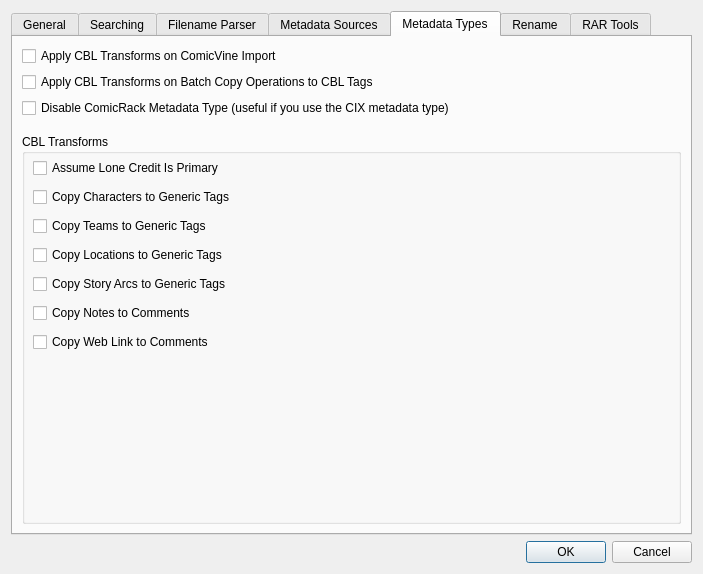
This is comictaggerlib/ui/settingswindow.ui in comictagger/comictagger as Qt 5 draws it before an edit. The edited form follows.
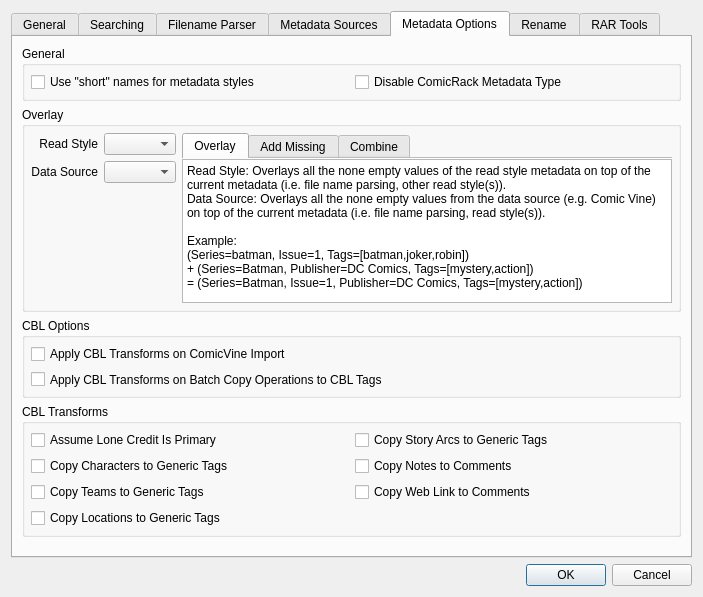
This is the edited form. The open tabs and pages were chosen to show the change.

Commit message: Add OverlayMode options for read style and data source

```diff
--- a/comictaggerlib/ui/settingswindow.ui
+++ b/comictaggerlib/ui/settingswindow.ui
@@ -7,7 +7,7 @@
     <x>0</x>
     <y>0</y>
     <width>703</width>
-    <height>574</height>
+    <height>597</height>
    </rect>
   </property>
   <property name="windowTitle">
@@ -48,43 +48,7 @@
               </property>
              </widget>
             </item>
-            <item row="1" column="0">
-             <widget class="QCheckBox" name="cbxShortMetadataNames">
-              <property name="toolTip">
-               <string>Use the short name for the metadata styles (CBI, CR, etc.)</string>
-              </property>
-              <property name="text">
-               <string>Use &quot;short&quot; names for metadata styles</string>
-              </property>
-             </widget>
-            </item>
-            <item row="3" column="0">
-             <widget class="QPushButton" name="btnResetSettings">
-              <property name="sizePolicy">
-               <sizepolicy hsizetype="Maximum" vsizetype="Fixed">
-                <horstretch>0</horstretch>
-                <verstretch>0</verstretch>
-               </sizepolicy>
-              </property>
-              <property name="text">
-               <string>Default Settings</string>
-              </property>
-             </widget>
-            </item>
-            <item row="4" column="0">
-             <widget class="QPushButton" name="btnClearCache">
-              <property name="sizePolicy">
-               <sizepolicy hsizetype="Maximum" vsizetype="Fixed">
-                <horstretch>0</horstretch>
-                <verstretch>0</verstretch>
-               </sizepolicy>
-              </property>
-              <property name="text">
-               <string>Clear Cache</string>
-              </property>
-             </widget>
-            </item>
-            <item row="3" column="1">
+            <item row="2" column="1">
              <widget class="QLabel" name="lblDefaultSettings">
               <property name="sizePolicy">
                <sizepolicy hsizetype="Expanding" vsizetype="Expanding">
@@ -429,17 +393,122 @@
        </widget>
        <widget class="QWidget" name="tMDType">
         <attribute name="title">
-         <string>Metadata Types</string>
+         <string>Metadata Options</string>
         </attribute>
         <layout class="QGridLayout" name="gridLayout_6">
-         <item row="1" column="0">
-          <widget class="QCheckBox" name="cbxApplyCBLTransformOnBatchOperation">
-           <property name="text">
-            <string>Apply CBL Transforms on Batch Copy Operations to CBL Tags</string>
+         <item row="0" column="0" rowspan="4">
+          <widget class="QGroupBox" name="groupBox_5">
+           <property name="sizePolicy">
+            <sizepolicy hsizetype="Preferred" vsizetype="Preferred">
+             <horstretch>0</horstretch>
+             <verstretch>0</verstretch>
+            </sizepolicy>
            </property>
+           <property name="minimumSize">
+            <size>
+             <width>0</width>
+             <height>0</height>
+            </size>
+           </property>
+           <property name="title">
+            <string>General</string>
+           </property>
+           <layout class="QGridLayout" name="gridLayout_7">
+            <property name="leftMargin">
+             <number>6</number>
+            </property>
+            <property name="topMargin">
+             <number>6</number>
+            </property>
+            <property name="rightMargin">
+             <number>6</number>
+            </property>
+            <property name="bottomMargin">
+             <number>6</number>
+            </property>
+            <property name="spacing">
+             <number>6</number>
+            </property>
+            <item row="0" column="0">
+             <widget class="QCheckBox" name="cbxShortMetadataNames">
+              <property name="sizePolicy">
+               <sizepolicy hsizetype="Minimum" vsizetype="Fixed">
+                <horstretch>0</horstretch>
+                <verstretch>0</verstretch>
+               </sizepolicy>
+              </property>
+              <property name="toolTip">
+               <string>Use the short name for the metadata styles (CBI, CR, etc.)</string>
+              </property>
+              <property name="text">
+               <string>Use &quot;short&quot; names for metadata styles</string>
+              </property>
+             </widget>
+            </item>
+            <item row="0" column="1">
+             <widget class="QCheckBox" name="cbxDisableCR">
+              <property name="toolTip">
+               <string>Useful if you use the CIX metadata type</string>
+              </property>
+              <property name="text">
+               <string>Disable ComicRack Metadata Type</string>
+              </property>
+             </widget>
+            </item>
+           </layout>
           </widget>
          </item>
-         <item row="4" column="0">
+         <item row="5" column="0" rowspan="2">
+          <widget class="QGroupBox" name="groupBox_4">
+           <property name="sizePolicy">
+            <sizepolicy hsizetype="Preferred" vsizetype="Preferred">
+             <horstretch>0</horstretch>
+             <verstretch>0</verstretch>
+            </sizepolicy>
+           </property>
+           <property name="minimumSize">
+            <size>
+             <width>0</width>
+             <height>80</height>
+            </size>
+           </property>
+           <property name="title">
+            <string>CBL Options</string>
+           </property>
+           <layout class="QVBoxLayout" name="verticalLayout_11">
+            <property name="spacing">
+             <number>6</number>
+            </property>
+            <property name="leftMargin">
+             <number>6</number>
+            </property>
+            <property name="topMargin">
+             <number>6</number>
+            </property>
+            <property name="rightMargin">
+             <number>6</number>
+            </property>
+            <property name="bottomMargin">
+             <number>6</number>
+            </property>
+            <item>
+             <widget class="QCheckBox" name="cbxApplyCBLTransformOnCVIMport">
+              <property name="text">
+               <string>Apply CBL Transforms on ComicVine Import</string>
+              </property>
+             </widget>
+            </item>
+            <item>
+             <widget class="QCheckBox" name="cbxApplyCBLTransformOnBatchOperation">
+              <property name="text">
+               <string>Apply CBL Transforms on Batch Copy Operations to CBL Tags</string>
+              </property>
+             </widget>
+            </item>
+           </layout>
+          </widget>
+         </item>
+         <item row="7" column="0">
           <widget class="QGroupBox" name="groupBox">
            <property name="sizePolicy">
             <sizepolicy hsizetype="Preferred" vsizetype="MinimumExpanding">
@@ -450,99 +519,347 @@
            <property name="title">
             <string>CBL Transforms</string>
            </property>
-           <widget class="QWidget" name="layoutWidget">
-            <property name="geometry">
-             <rect>
-              <x>11</x>
-              <y>21</y>
-              <width>251</width>
-              <height>206</height>
-             </rect>
+           <layout class="QGridLayout" name="gridLayout_9">
+            <property name="leftMargin">
+             <number>6</number>
             </property>
-            <layout class="QGridLayout" name="gridLayout_7">
-             <item row="3" column="0">
-              <widget class="QCheckBox" name="cbxCopyLocationsToTags">
-               <property name="text">
-                <string>Copy Locations to Generic Tags</string>
+            <property name="topMargin">
+             <number>6</number>
+            </property>
+            <property name="rightMargin">
+             <number>6</number>
+            </property>
+            <property name="bottomMargin">
+             <number>6</number>
+            </property>
+            <property name="spacing">
+             <number>6</number>
+            </property>
+            <item row="1" column="1">
+             <widget class="QCheckBox" name="cbxCopyNotesToComments">
+              <property name="text">
+               <string>Copy Notes to Comments</string>
+              </property>
+             </widget>
+            </item>
+            <item row="2" column="1">
+             <widget class="QCheckBox" name="cbxCopyWebLinkToComments">
+              <property name="text">
+               <string>Copy Web Link to Comments</string>
+              </property>
+             </widget>
+            </item>
+            <item row="3" column="0">
+             <widget class="QCheckBox" name="cbxCopyLocationsToTags">
+              <property name="text">
+               <string>Copy Locations to Generic Tags</string>
+              </property>
+             </widget>
+            </item>
+            <item row="0" column="0">
+             <widget class="QCheckBox" name="cbxAssumeLoneCreditIsPrimary">
+              <property name="text">
+               <string>Assume Lone Credit Is Primary</string>
+              </property>
+             </widget>
+            </item>
+            <item row="0" column="1">
+             <widget class="QCheckBox" name="cbxCopyStoryArcsToTags">
+              <property name="text">
+               <string>Copy Story Arcs to Generic Tags</string>
+              </property>
+             </widget>
+            </item>
+            <item row="1" column="0">
+             <widget class="QCheckBox" name="cbxCopyCharactersToTags">
+              <property name="text">
+               <string>Copy Characters to Generic Tags</string>
+              </property>
+             </widget>
+            </item>
+            <item row="2" column="0">
+             <widget class="QCheckBox" name="cbxCopyTeamsToTags">
+              <property name="text">
+               <string>Copy Teams to Generic Tags</string>
+              </property>
+             </widget>
+            </item>
+           </layout>
+          </widget>
+         </item>
+         <item row="4" column="0">
+          <widget class="QGroupBox" name="groupBox_6">
+           <property name="minimumSize">
+            <size>
+             <width>0</width>
+             <height>165</height>
+            </size>
+           </property>
+           <property name="title">
+            <string>Overlay</string>
+           </property>
+           <layout class="QGridLayout" name="gridLayout_10">
+            <property name="leftMargin">
+             <number>6</number>
+            </property>
+            <property name="topMargin">
+             <number>6</number>
+            </property>
+            <property name="rightMargin">
+             <number>6</number>
+            </property>
+            <property name="bottomMargin">
+             <number>6</number>
+            </property>
+            <property name="spacing">
+             <number>6</number>
+            </property>
+            <item row="1" column="0">
+             <widget class="QLabel" name="lblOverlaySource">
+              <property name="toolTip">
+               <string>The operation to perform when overlaying source data (Comic Vine, Metron, GCD, etc.)</string>
+              </property>
+              <property name="text">
+               <string>Data Source</string>
+              </property>
+              <property name="alignment">
+               <set>Qt::AlignRight|Qt::AlignTrailing|Qt::AlignVCenter</set>
+              </property>
+              <property name="margin">
+               <number>6</number>
+              </property>
+             </widget>
+            </item>
+            <item row="0" column="0">
+             <widget class="QLabel" name="lblOverlayReadStyle">
+              <property name="toolTip">
+               <string>The operation to perform when overlaying read styles (ComicRack, ComicBookInfo, etc.)</string>
+              </property>
+              <property name="text">
+               <string>Read Style</string>
+              </property>
+              <property name="alignment">
+               <set>Qt::AlignRight|Qt::AlignTrailing|Qt::AlignVCenter</set>
+              </property>
+              <property name="margin">
+               <number>6</number>
+              </property>
+             </widget>
+            </item>
+            <item row="1" column="1">
+             <widget class="QComboBox" name="cbxOverlaySource">
+              <property name="sizePolicy">
+               <sizepolicy hsizetype="Preferred" vsizetype="Fixed">
+                <horstretch>0</horstretch>
+                <verstretch>0</verstretch>
+               </sizepolicy>
+              </property>
+              <property name="maximumSize">
+               <size>
+                <width>16777215</width>
+                <height>16777215</height>
+               </size>
+              </property>
+              <property name="toolTip">
+               <string>The operation to perform when overlaying source data (Comic Vine, Metron, GCD, etc.)</string>
+              </property>
+             </widget>
+            </item>
+            <item row="0" column="2" rowspan="3">
+             <widget class="QTabWidget" name="tabWidgetOverlay">
+              <property name="sizePolicy">
+               <sizepolicy hsizetype="Expanding" vsizetype="Maximum">
+                <horstretch>0</horstretch>
+                <verstretch>0</verstretch>
+               </sizepolicy>
+              </property>
+              <property name="maximumSize">
+               <size>
+                <width>16777215</width>
+                <height>200</height>
+               </size>
+              </property>
+              <property name="tabPosition">
+               <enum>QTabWidget::North</enum>
+              </property>
+              <property name="currentIndex">
+               <number>0</number>
+              </property>
+              <property name="documentMode">
+               <bool>true</bool>
+              </property>
+              <property name="tabBarAutoHide">
+               <bool>false</bool>
+              </property>
+              <widget class="QWidget" name="tOverlay">
+               <property name="maximumSize">
+                <size>
+                 <width>16777215</width>
+                 <height>16777215</height>
+                </size>
                </property>
+               <attribute name="title">
+                <string>Overlay</string>
+               </attribute>
+               <layout class="QVBoxLayout" name="verticalLayout_5">
+                <property name="spacing">
+                 <number>0</number>
+                </property>
+                <property name="leftMargin">
+                 <number>0</number>
+                </property>
+                <property name="topMargin">
+                 <number>0</number>
+                </property>
+                <property name="rightMargin">
+                 <number>0</number>
+                </property>
+                <property name="bottomMargin">
+                 <number>0</number>
+                </property>
+                <item>
+                 <widget class="QPlainTextEdit" name="overlayTextEdit">
+                  <property name="sizePolicy">
+                   <sizepolicy hsizetype="Expanding" vsizetype="Expanding">
+                    <horstretch>1</horstretch>
+                    <verstretch>1</verstretch>
+                   </sizepolicy>
+                  </property>
+                  <property name="undoRedoEnabled">
+                   <bool>false</bool>
+                  </property>
+                  <property name="plainText">
+                   <string>Read Style: Overlays all the none empty values of the read style metadata on top of the current metadata (i.e. file name parsing, other read style(s)).
+Data Source: Overlays all the none empty values from the data source (e.g. Comic Vine) on top of the current metadata (i.e. file name parsing, read style(s)).
+
+Example:
+(Series=batman, Issue=1, Tags=[batman,joker,robin])
++ (Series=Batman, Publisher=DC Comics, Tags=[mystery,action])
+= (Series=Batman, Issue=1, Publisher=DC Comics, Tags=[mystery,action])</string>
+                  </property>
+                  <property name="textInteractionFlags">
+                   <set>Qt::TextSelectableByKeyboard|Qt::TextSelectableByMouse</set>
+                  </property>
+                 </widget>
+                </item>
+               </layout>
               </widget>
-             </item>
-             <item row="0" column="0">
-              <widget class="QCheckBox" name="cbxAssumeLoneCreditIsPrimary">
-               <property name="text">
-                <string>Assume Lone Credit Is Primary</string>
-               </property>
+              <widget class="QWidget" name="tAdd">
+               <attribute name="title">
+                <string>Add Missing</string>
+               </attribute>
+               <layout class="QVBoxLayout" name="verticalLayout_9">
+                <property name="spacing">
+                 <number>0</number>
+                </property>
+                <property name="leftMargin">
+                 <number>0</number>
+                </property>
+                <property name="topMargin">
+                 <number>0</number>
+                </property>
+                <property name="rightMargin">
+                 <number>0</number>
+                </property>
+                <property name="bottomMargin">
+                 <number>0</number>
+                </property>
+                <item>
+                 <widget class="QPlainTextEdit" name="addTextEdit">
+                  <property name="plainText">
+                   <string>Read Style: Adds any metadata that is present in the read style but is missing in the current metadata (i.e. file name parsing, other read style(s)).
+Data Source: Add any metadata that is present in the data source (e.g. Comic Vine) but is missing in the current metadata (i.e. file name parsing, read style(s)).
+
+Example:
+(Series=batman, Issue=1, Tags=[batman,joker,robin])
++ (Series=Superman, Issue=10, Publisher=DC Comics, Tags=[superman,lois lane,lex luthor])
+= (Series=batman, Issue=1, Publisher=DC Comics, Tags=[batman,joker,robin])</string>
+                  </property>
+                  <property name="textInteractionFlags">
+                   <set>Qt::TextSelectableByKeyboard|Qt::TextSelectableByMouse</set>
+                  </property>
+                 </widget>
+                </item>
+               </layout>
               </widget>
-             </item>
-             <item row="1" column="0">
-              <widget class="QCheckBox" name="cbxCopyCharactersToTags">
-               <property name="text">
-                <string>Copy Characters to Generic Tags</string>
-               </property>
+              <widget class="QWidget" name="tCombine">
+               <attribute name="title">
+                <string>Combine</string>
+               </attribute>
+               <layout class="QVBoxLayout" name="verticalLayout_10">
+                <property name="spacing">
+                 <number>0</number>
+                </property>
+                <property name="leftMargin">
+                 <number>0</number>
+                </property>
+                <property name="topMargin">
+                 <number>0</number>
+                </property>
+                <property name="rightMargin">
+                 <number>0</number>
+                </property>
+                <property name="bottomMargin">
+                 <number>0</number>
+                </property>
+                <item>
+                 <widget class="QPlainTextEdit" name="combineTextEdit">
+                  <property name="plainText">
+                   <string>Read Style: Same as Overlay except lists (tags, characters, genres, credits, etc.) are combined with the current metadata (i.e. file name parsing, other read style(s)).
+Data Source: Same as Overlay except lists (tags, characters, genres, credits, etc.) are combined with the current metadata (i.e. file name parsing, read style(s)).
+
+Example:
+(Series=batman, Issue=1, Tags=[batman,joker,robin])
++ (Series=Batman, Publisher=DC Comics, Tags=[mystery,action])
+= (Series=Batman, Issue=1, Publisher=DC Comics, Tags=[batman,joker,robin,mystery,action])</string>
+                  </property>
+                  <property name="textInteractionFlags">
+                   <set>Qt::TextSelectableByKeyboard|Qt::TextSelectableByMouse</set>
+                  </property>
+                 </widget>
+                </item>
+               </layout>
               </widget>
-             </item>
-             <item row="2" column="0">
-              <widget class="QCheckBox" name="cbxCopyTeamsToTags">
-               <property name="text">
-                <string>Copy Teams to Generic Tags</string>
-               </property>
-              </widget>
-             </item>
-             <item row="5" column="0">
-              <widget class="QCheckBox" name="cbxCopyNotesToComments">
-               <property name="text">
-                <string>Copy Notes to Comments</string>
-               </property>
-              </widget>
-             </item>
-             <item row="6" column="0">
-              <widget class="QCheckBox" name="cbxCopyWebLinkToComments">
-               <property name="text">
-                <string>Copy Web Link to Comments</string>
-               </property>
-              </widget>
-             </item>
-             <item row="4" column="0">
-              <widget class="QCheckBox" name="cbxCopyStoryArcsToTags">
-               <property name="text">
-                <string>Copy Story Arcs to Generic Tags</string>
-               </property>
-              </widget>
-             </item>
-            </layout>
-           </widget>
+             </widget>
+            </item>
+            <item row="0" column="1">
+             <widget class="QComboBox" name="cbxOverlayReadStyle">
+              <property name="enabled">
+               <bool>true</bool>
+              </property>
+              <property name="sizePolicy">
+               <sizepolicy hsizetype="Preferred" vsizetype="Fixed">
+                <horstretch>0</horstretch>
+                <verstretch>0</verstretch>
+               </sizepolicy>
+              </property>
+              <property name="maximumSize">
+               <size>
+                <width>16777215</width>
+                <height>16777215</height>
+               </size>
+              </property>
+              <property name="toolTip">
+               <string>The operation to perform when overlaying read styles (ComicRack, ComicBookInfo, etc.)</string>
+              </property>
+             </widget>
+            </item>
+           </layout>
           </widget>
          </item>
-         <item row="3" column="0">
+         <item row="8" column="0">
           <spacer name="verticalSpacer_2">
            <property name="orientation">
             <enum>Qt::Vertical</enum>
            </property>
-           <property name="sizeType">
-            <enum>QSizePolicy::Fixed</enum>
-           </property>
            <property name="sizeHint" stdset="0">
             <size>
              <width>20</width>
-             <height>10</height>
+             <height>40</height>
             </size>
            </property>
           </spacer>
          </item>
-         <item row="0" column="0">
-          <widget class="QCheckBox" name="cbxApplyCBLTransformOnCVIMport">
-           <property name="text">
-            <string>Apply CBL Transforms on ComicVine Import</string>
-           </property>
-          </widget>
-         </item>
-         <item row="2" column="0">
-          <widget class="QCheckBox" name="cbxDisableCR">
-           <property name="text">
-            <string>Disable ComicRack Metadata Type (useful if you use the CIX metadata type)</string>
-           </property>
-          </widget>
-         </item>
         </layout>
        </widget>
        <widget class="QWidget" name="tRename">
```
Left out of the diff: 34 changed lines with no effect on the pictures. The commit also changes 12 other files.
